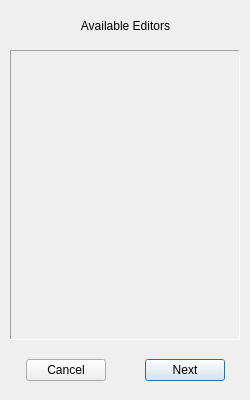
Before: the Qt Designer form src/Applications/TransferFunctions/Ui/TFCreator.ui in JanKolomaznik/MedV4D, drawn with Qt 5.
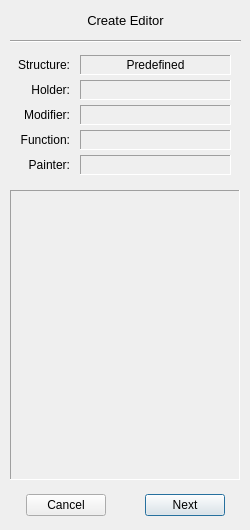
After: the same form once the commit is applied.

Patch:
```diff
--- a/src/Applications/TransferFunctions/Ui/TFCreator.ui
+++ b/src/Applications/TransferFunctions/Ui/TFCreator.ui
@@ -10,7 +10,7 @@
     <x>0</x>
     <y>0</y>
     <width>250</width>
-    <height>400</height>
+    <height>530</height>
    </rect>
   </property>
   <property name="sizePolicy">
@@ -28,7 +28,7 @@
   <property name="maximumSize">
    <size>
     <width>250</width>
-    <height>400</height>
+    <height>530</height>
    </size>
   </property>
   <property name="windowTitle">
@@ -38,9 +38,9 @@
    <property name="geometry">
     <rect>
      <x>10</x>
-     <y>350</y>
+     <y>490</y>
      <width>231</width>
-     <height>41</height>
+     <height>31</height>
     </rect>
    </property>
    <layout class="QHBoxLayout" name="horizontalLayout">
@@ -130,11 +130,19 @@
      <x>10</x>
      <y>10</y>
      <width>231</width>
-     <height>31</height>
+     <height>21</height>
     </rect>
    </property>
+   <property name="font">
+    <font>
+     <pointsize>10</pointsize>
+    </font>
+   </property>
    <property name="text">
-    <string>Available Editors</string>
+    <string>Create Editor</string>
+   </property>
+   <property name="textFormat">
+    <enum>Qt::AutoText</enum>
    </property>
    <property name="alignment">
     <set>Qt::AlignCenter</set>
@@ -144,7 +152,7 @@
    <property name="geometry">
     <rect>
      <x>10</x>
-     <y>50</y>
+     <y>190</y>
      <width>230</width>
      <height>290</height>
     </rect>
@@ -175,6 +183,254 @@
     </property>
    </widget>
   </widget>
+  <widget class="QWidget" name="formLayoutWidget">
+   <property name="geometry">
+    <rect>
+     <x>10</x>
+     <y>50</y>
+     <width>231</width>
+     <height>131</height>
+    </rect>
+   </property>
+   <layout class="QFormLayout" name="structureLayout">
+    <property name="fieldGrowthPolicy">
+     <enum>QFormLayout::AllNonFixedFieldsGrow</enum>
+    </property>
+    <property name="horizontalSpacing">
+     <number>10</number>
+    </property>
+    <property name="verticalSpacing">
+     <number>5</number>
+    </property>
+    <property name="topMargin">
+     <number>5</number>
+    </property>
+    <property name="rightMargin">
+     <number>10</number>
+    </property>
+    <property name="bottomMargin">
+     <number>5</number>
+    </property>
+    <item row="0" column="0">
+     <widget class="QLabel" name="predefinedLabel">
+      <property name="minimumSize">
+       <size>
+        <width>60</width>
+        <height>20</height>
+       </size>
+      </property>
+      <property name="maximumSize">
+       <size>
+        <width>60</width>
+        <height>16777215</height>
+       </size>
+      </property>
+      <property name="text">
+       <string>Structure:</string>
+      </property>
+      <property name="alignment">
+       <set>Qt::AlignRight|Qt::AlignTrailing|Qt::AlignVCenter</set>
+      </property>
+     </widget>
+    </item>
+    <item row="0" column="1">
+     <widget class="QLabel" name="predefinedValue">
+      <property name="frameShape">
+       <enum>QFrame::Panel</enum>
+      </property>
+      <property name="frameShadow">
+       <enum>QFrame::Sunken</enum>
+      </property>
+      <property name="lineWidth">
+       <number>1</number>
+      </property>
+      <property name="text">
+       <string>Predefined</string>
+      </property>
+      <property name="alignment">
+       <set>Qt::AlignCenter</set>
+      </property>
+     </widget>
+    </item>
+    <item row="1" column="0">
+     <widget class="QLabel" name="holderLabel">
+      <property name="minimumSize">
+       <size>
+        <width>60</width>
+        <height>20</height>
+       </size>
+      </property>
+      <property name="maximumSize">
+       <size>
+        <width>60</width>
+        <height>16777215</height>
+       </size>
+      </property>
+      <property name="text">
+       <string>Holder:</string>
+      </property>
+      <property name="alignment">
+       <set>Qt::AlignRight|Qt::AlignTrailing|Qt::AlignVCenter</set>
+      </property>
+     </widget>
+    </item>
+    <item row="1" column="1">
+     <widget class="QLabel" name="holderValue">
+      <property name="frameShape">
+       <enum>QFrame::Panel</enum>
+      </property>
+      <property name="frameShadow">
+       <enum>QFrame::Sunken</enum>
+      </property>
+      <property name="lineWidth">
+       <number>1</number>
+      </property>
+      <property name="text">
+       <string/>
+      </property>
+      <property name="alignment">
+       <set>Qt::AlignCenter</set>
+      </property>
+     </widget>
+    </item>
+    <item row="2" column="0">
+     <widget class="QLabel" name="modifierLabel">
+      <property name="minimumSize">
+       <size>
+        <width>60</width>
+        <height>20</height>
+       </size>
+      </property>
+      <property name="maximumSize">
+       <size>
+        <width>60</width>
+        <height>16777215</height>
+       </size>
+      </property>
+      <property name="text">
+       <string>Modifier:</string>
+      </property>
+      <property name="alignment">
+       <set>Qt::AlignRight|Qt::AlignTrailing|Qt::AlignVCenter</set>
+      </property>
+     </widget>
+    </item>
+    <item row="2" column="1">
+     <widget class="QLabel" name="modifierValue">
+      <property name="frameShape">
+       <enum>QFrame::Panel</enum>
+      </property>
+      <property name="frameShadow">
+       <enum>QFrame::Sunken</enum>
+      </property>
+      <property name="lineWidth">
+       <number>1</number>
+      </property>
+      <property name="text">
+       <string/>
+      </property>
+      <property name="alignment">
+       <set>Qt::AlignCenter</set>
+      </property>
+     </widget>
+    </item>
+    <item row="3" column="0">
+     <widget class="QLabel" name="functionLabel">
+      <property name="minimumSize">
+       <size>
+        <width>60</width>
+        <height>20</height>
+       </size>
+      </property>
+      <property name="maximumSize">
+       <size>
+        <width>60</width>
+        <height>16777215</height>
+       </size>
+      </property>
+      <property name="text">
+       <string>Function:</string>
+      </property>
+      <property name="alignment">
+       <set>Qt::AlignRight|Qt::AlignTrailing|Qt::AlignVCenter</set>
+      </property>
+     </widget>
+    </item>
+    <item row="3" column="1">
+     <widget class="QLabel" name="functionValue">
+      <property name="frameShape">
+       <enum>QFrame::Panel</enum>
+      </property>
+      <property name="frameShadow">
+       <enum>QFrame::Sunken</enum>
+      </property>
+      <property name="lineWidth">
+       <number>1</number>
+      </property>
+      <property name="text">
+       <string/>
+      </property>
+      <property name="alignment">
+       <set>Qt::AlignCenter</set>
+      </property>
+     </widget>
+    </item>
+    <item row="4" column="0">
+     <widget class="QLabel" name="painterLabel">
+      <property name="minimumSize">
+       <size>
+        <width>60</width>
+        <height>20</height>
+       </size>
+      </property>
+      <property name="maximumSize">
+       <size>
+        <width>60</width>
+        <height>16777215</height>
+       </size>
+      </property>
+      <property name="text">
+       <string>Painter:</string>
+      </property>
+      <property name="alignment">
+       <set>Qt::AlignRight|Qt::AlignTrailing|Qt::AlignVCenter</set>
+      </property>
+     </widget>
+    </item>
+    <item row="4" column="1">
+     <widget class="QLabel" name="painterValue">
+      <property name="frameShape">
+       <enum>QFrame::Panel</enum>
+      </property>
+      <property name="frameShadow">
+       <enum>QFrame::Sunken</enum>
+      </property>
+      <property name="lineWidth">
+       <number>1</number>
+      </property>
+      <property name="text">
+       <string/>
+      </property>
+      <property name="alignment">
+       <set>Qt::AlignCenter</set>
+      </property>
+     </widget>
+    </item>
+   </layout>
+  </widget>
+  <widget class="Line" name="line">
+   <property name="geometry">
+    <rect>
+     <x>10</x>
+     <y>40</y>
+     <width>231</width>
+     <height>3</height>
+    </rect>
+   </property>
+   <property name="orientation">
+    <enum>Qt::Horizontal</enum>
+   </property>
+  </widget>
  </widget>
  <resources/>
  <connections/>
```
Left out of the diff: 2 changed lines with no effect on the pictures.
